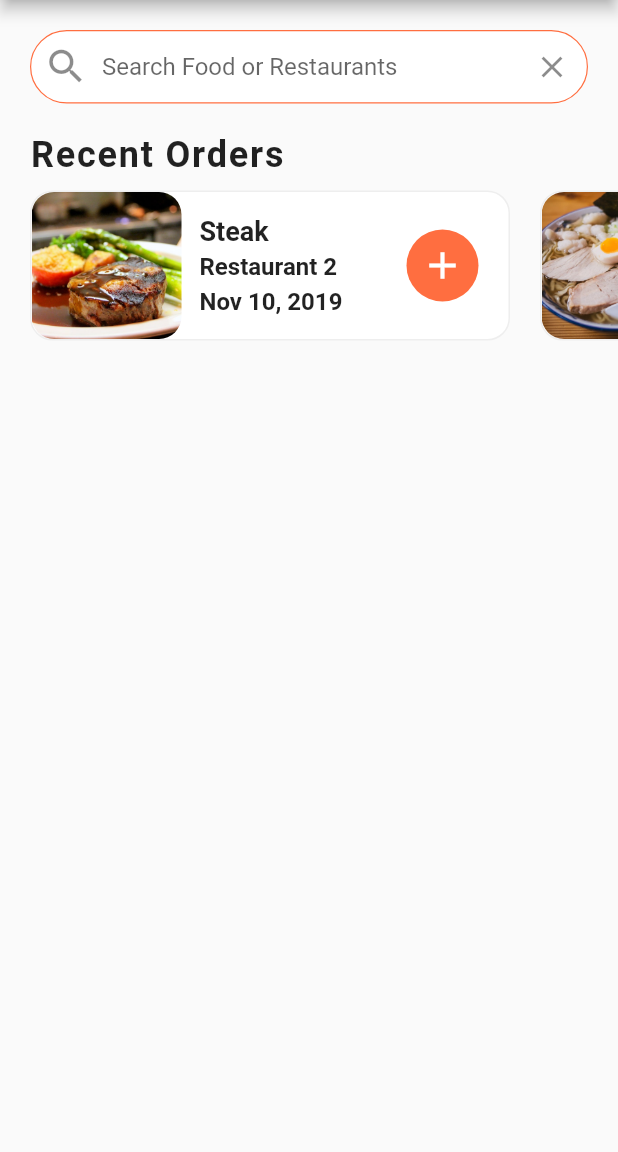
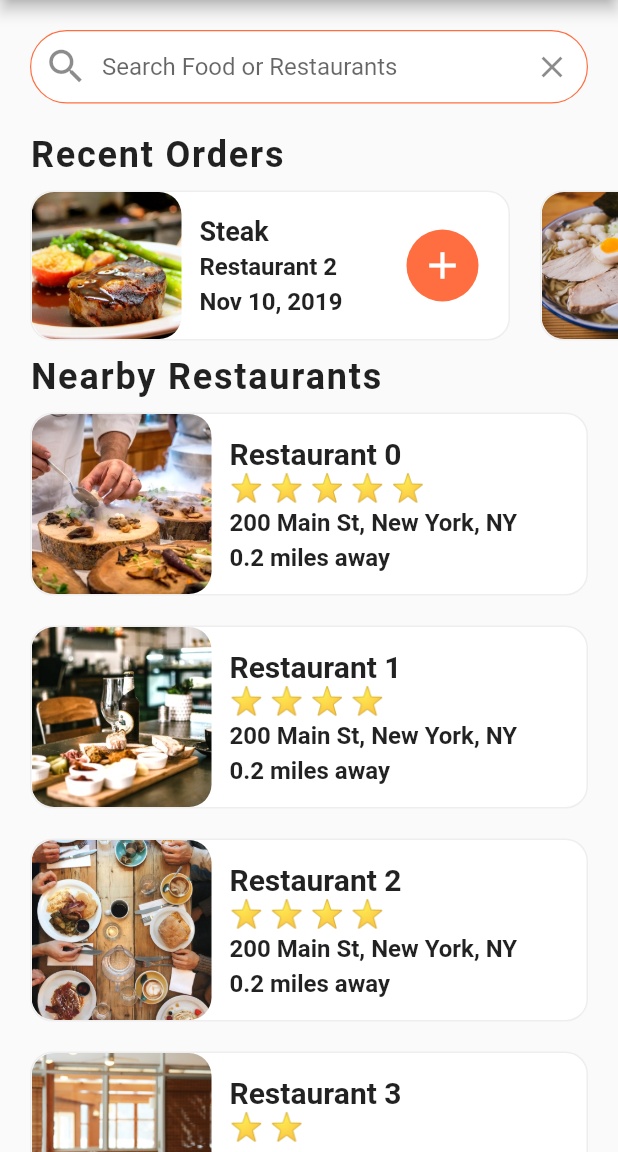
Before and after one commit to Wilian-N-Silva/marcus-ng-flutter-ui-masterclass, a Flutter app: the screen it shows after launch, on a phone screen of 412 x 824 dp, the part 84-1236 px from its top. Run offline on Flutter 3.47's test engine with Material 2 defaults, Android fonts, the phone set to English and light mode, and no system bars.

Commit message:
App UI 1 - Nearby Restaurants

```diff
--- a/1_food_delivery_app/lib/screens/home_screen.dart
+++ b/1_food_delivery_app/lib/screens/home_screen.dart
@@ -1,5 +1,7 @@
 import 'package:flutter/material.dart';
 import 'package:flutter_food_delivery_ui/data/data.dart';
+import 'package:flutter_food_delivery_ui/models/restaurant.dart';
+import 'package:flutter_food_delivery_ui/widgets/rating_stars.dart';
 import 'package:flutter_food_delivery_ui/widgets/recent_orders.dart';
 
 class HomeScreen extends StatefulWidget {
@@ -8,6 +10,71 @@ class HomeScreen extends StatefulWidget {
 }
 
 class _HomeScreenState extends State<HomeScreen> {
+  _buildRestaurants() {
+    List<Widget> restaurantList = [];
+    restaurants.forEach((Restaurant restaurant) {
+      restaurantList.add(
+        Container(
+          margin: EdgeInsets.symmetric(horizontal: 20.0, vertical: 10.0),
+          decoration: BoxDecoration(
+            color: Colors.white,
+            borderRadius: BorderRadius.circular(15.0),
+            border: Border.all(
+              width: 1.0,
+              color: Colors.grey[200],
+            ),
+          ),
+          child: Row(
+            children: <Widget>[
+              ClipRRect(
+                borderRadius: BorderRadius.circular(15.0),
+                child: Image(
+                  height: 120.0,
+                  width: 120.0,
+                  image: AssetImage(restaurant.imageUrl),
+                  fit: BoxFit.cover,
+                ),
+              ),
+              Expanded(
+                child: Container(
+                  margin: EdgeInsets.all(12.0),
+                  child: Column(
+                    crossAxisAlignment: CrossAxisAlignment.start,
+                    mainAxisAlignment: MainAxisAlignment.center,
+                    children: <Widget>[
+                      Text(
+                        restaurant.name,
+                        style: TextStyle(
+                            fontSize: 20.0, fontWeight: FontWeight.bold),
+                        overflow: TextOverflow.ellipsis,
+                      ),
+                      RatingStars(restaurant.rating),
+                      SizedBox(height: 4.0),
+                      Text(
+                        restaurant.address,
+                        style: TextStyle(
+                            fontSize: 16.0, fontWeight: FontWeight.w600),
+                        overflow: TextOverflow.ellipsis,
+                      ),
+                      SizedBox(height: 4.0),
+                      Text(
+                        '0.2 miles away',
+                        style: TextStyle(
+                            fontSize: 16.0, fontWeight: FontWeight.w600),
+                        overflow: TextOverflow.ellipsis,
+                      ),
+                    ],
+                  ),
+                ),
+              ),
+            ],
+          ),
+        ),
+      );
+    });
+    return Column(children: restaurantList);
+  }
+
   @override
   Widget build(BuildContext context) {
     return Scaffold(
@@ -66,6 +133,23 @@ class _HomeScreenState extends State<HomeScreen> {
             ),
           ),
           RecentOrders(),
+          Column(
+            crossAxisAlignment: CrossAxisAlignment.start,
+            children: <Widget>[
+              Padding(
+                padding: const EdgeInsets.symmetric(horizontal: 20.0),
+                child: Text(
+                  'Nearby Restaurants',
+                  style: TextStyle(
+                    fontSize: 24.0,
+                    fontWeight: FontWeight.w600,
+                    letterSpacing: 1.2,
+                  ),
+                ),
+              ),
+              _buildRestaurants(),
+            ],
+          ),
         ],
       ),
     );
--- /dev/null
+++ b/1_food_delivery_app/lib/widgets/rating_stars.dart
@@ -0,0 +1,18 @@
+import 'package:flutter/material.dart';
+
+class RatingStars extends StatelessWidget {
+  final int rating;
+  RatingStars(this.rating);
+  @override
+  Widget build(BuildContext context) {
+    String stars = '';
+    for (var i = 0; i < rating; i++) {
+      stars += '⭐ ';
+    }
+    stars.trim();
+    return Text(
+      stars,
+      style: TextStyle(fontSize: 18.0),
+    );
+  }
+}
```
